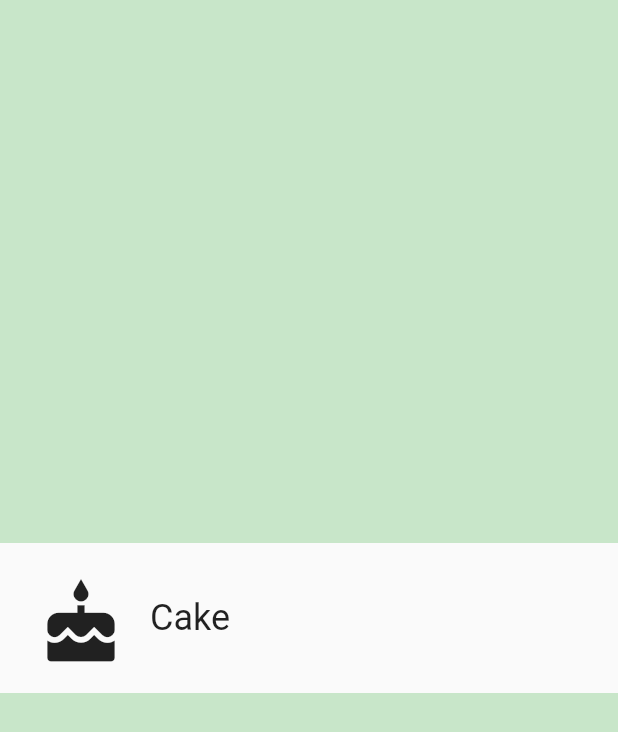
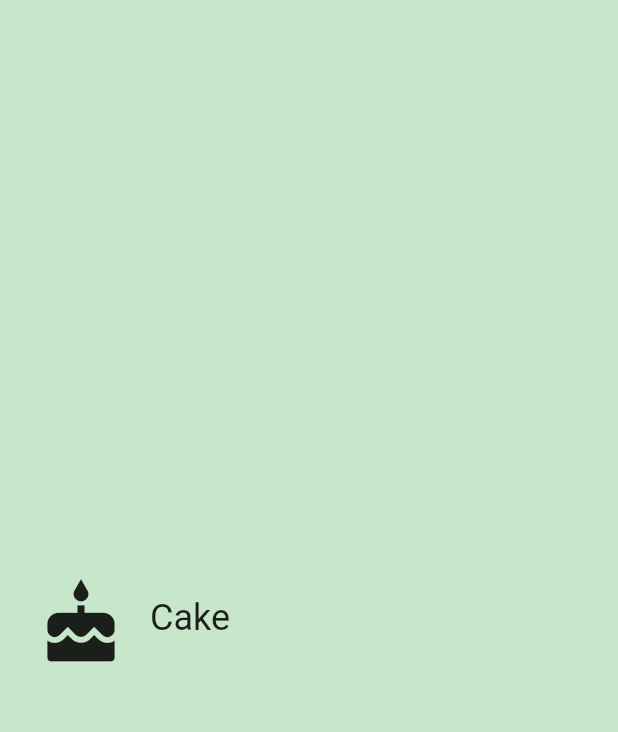
Before and after one commit to yallen011/Unit_Converter, a Flutter app: the screen it shows after launch, on a phone screen of 412 x 824 dp. Shown: the top 732 px of the screen. Run offline on Flutter 3.47's test engine with Material 2 defaults, Android fonts, the phone set to English and light mode, and no system bars.

Commit message:
Changed the Category Widget background to be the same as the app background

```diff
--- a/lib/category.dart
+++ b/lib/category.dart
@@ -55,7 +55,7 @@ class Category extends StatelessWidget {
     // TODO: Build the custom widget here, referring to the Specs.
     return Material(
         child: Container(
-          color: Colors.transparent,
+          color: Colors.green[100],
           height: _height,
           child: Padding(
               padding: EdgeInsets.all(_padding),
```
